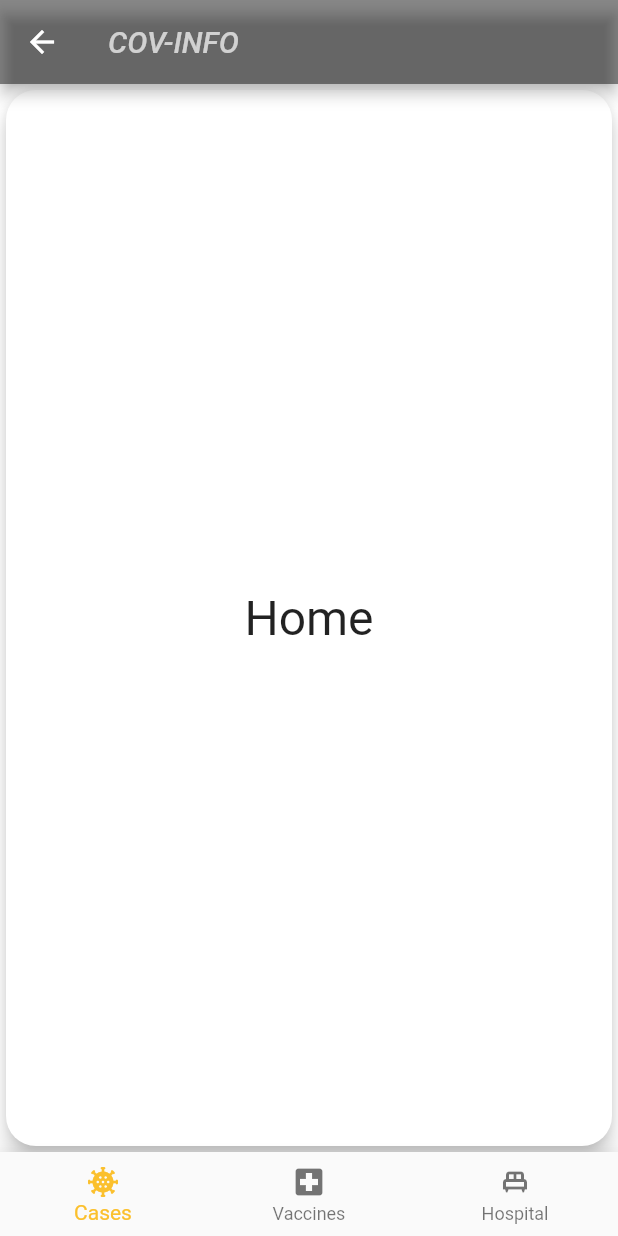
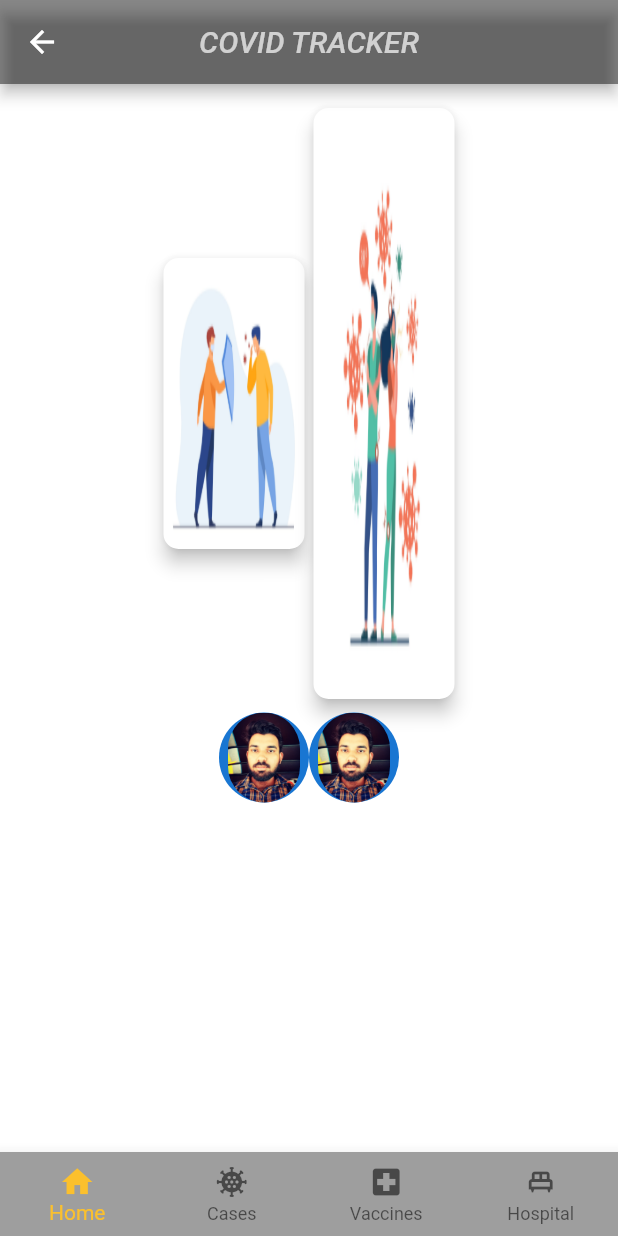
Before and after one commit to Hackathon21/aces, a Flutter app: the screen it shows after launch, after a tap on "Skip", on a phone screen of 412 x 824 dp. Run offline on Flutter 3.47's test engine with Material 2 defaults, Android fonts, the phone set to English and light mode, and no system bars; our stand-ins replace flutter_spinkit, flutter_svg, google_maps_flutter; network calls fail.

Commit message:
Home Page updated.

```diff
--- a/lib/country_data.dart
+++ b/lib/country_data.dart
@@ -16,6 +16,7 @@ class Country{
   Future<void> getData(String country) async {
     try{
       Response response=await get("https://corona.lmao.ninja/v2/countries/$country?yesterday&strict&query%20");
+      if(response.statusCode == 200){
         Map data=jsonDecode(response.body);
         cases=(data["cases"]).toString();
         todayCase=(data["todayCases"]).toString();
@@ -28,6 +29,10 @@ class Country{
         flag = ((data["countryInfo"])["flag"]).toString();
         print(flag);
       }
+      else{
+        cases = "CHECK NET CONNECTION";
+      }
+    }
     catch(e){
       cases="COULD NOT GET CASES RELATED TO THIS COUNTRY";
     }
--- a/lib/pages/dashboard.dart
+++ b/lib/pages/dashboard.dart
@@ -15,12 +15,15 @@ class _DashboardState extends State<Dashboard> {
       _selectedIndex = index;
     });
     if(index==0){
+      Navigator.pushNamed(context,"/dashboard");
+    }
+    if(index==1){
       Navigator.pushNamed(context, "/home",arguments: data);
     }
-    if(index==1){
+    if(index==2){
       Navigator.pushNamed(context,"/vaccineLogin");
     }
-    if(index==2){
+    if(index==3){
       Navigator.pushNamed(context, "/hospitalPlace");
     }
   }
@@ -31,25 +34,96 @@ class _DashboardState extends State<Dashboard> {
       backgroundColor: Colors.white,
       appBar: AppBar(
         backgroundColor: Colors.black45,
-        title: Text("COV-INFO",
+        title: Text("COVID TRACKER",
           style: TextStyle(decorationColor: Colors.white,
               color: Colors.white70,
               fontWeight: FontWeight.w500,
               fontStyle: FontStyle.italic),
         ),
+        centerTitle: true,
       ),
-      body: Card(
-          elevation: 6,
-          shape: RoundedRectangleBorder(borderRadius: BorderRadius.circular(20)),
-          child: Center(
-              child: Text(
-                "Home",
-                style: TextStyle(fontSize: 32,),
-              )
-          )
+      body: SingleChildScrollView(
+        scrollDirection: Axis.vertical,
+        child: Padding(
+          padding: EdgeInsets.all(10.0),
+          child: Column(
+            mainAxisAlignment: MainAxisAlignment.center,
+            crossAxisAlignment: CrossAxisAlignment.center,
+            children: [
+              Padding(
+                padding: const EdgeInsets.all(3.0),
+                child: Row(
+                  mainAxisAlignment: MainAxisAlignment.center,
+                  children: [
+                    Container(
+                      height: 200,
+                      width: 100,
+                      child: Card(
+                        semanticContainer: true,
+                        clipBehavior: Clip.antiAliasWithSaveLayer,
+                        child: Image.asset("assets/images/cov1.jpg",
+                        fit: BoxFit.fill,
+                        ),
+                        shape: RoundedRectangleBorder(
+                          borderRadius: BorderRadius.circular(10.0)
+                        ),
+                        elevation: 5,
+                        margin:EdgeInsets.all(3)
+                      ),
+                    ),
+                    Container(
+                      height: 400,
+                      width: 100,
+                      child: Card(
+                          semanticContainer: true,
+                          clipBehavior: Clip.antiAliasWithSaveLayer,
+                          child: Image.asset("assets/images/cov2.jpg",
+                            fit: BoxFit.fill,
+                          ),
+                          shape: RoundedRectangleBorder(
+                              borderRadius: BorderRadius.circular(10.0)
+                          ),
+                          elevation: 5,
+                          margin:EdgeInsets.all(3)
+                      ),
+                    ),
+                  ],
+                ),
+              ),
+              Padding(
+                padding: const EdgeInsets.all(3.0),
+                child: Row(
+                  mainAxisAlignment: MainAxisAlignment.center,
+                  children: [
+                    CircleAvatar(
+                      radius: 30,
+                      child: ClipRRect(
+                        child: Image.asset("assets/images/shubhankar.jpg"),
+                        borderRadius: BorderRadius.circular(50),
+                      ),
+                    ),
+                    CircleAvatar(
+                      radius: 30,
+                      child: ClipRRect(
+                        child: Image.asset("assets/images/shubhankar.jpg"),
+                        borderRadius: BorderRadius.circular(50),
+                      ),
+                    ),
+                  ],
+                ),
+              ),
+            ],
+          ),
+        ),
       ),
       bottomNavigationBar: BottomNavigationBar(
+        type: BottomNavigationBarType.fixed,
+        backgroundColor: darkTheme.primaryColorLight,
         items: const <BottomNavigationBarItem>[
+          BottomNavigationBarItem(
+            icon: Icon(Icons.home),
+            label: 'Home',
+          ),
           BottomNavigationBarItem(
             icon: Icon(Icons.coronavirus),
             label: 'Cases',
--- a/lib/pages/display_hospital.dart
+++ b/lib/pages/display_hospital.dart
@@ -262,7 +262,7 @@ class _DisplayHospitalState extends State<DisplayHospital> {
                     Center(
                       child: FlatButton.icon(onPressed: () async {
                         //print(data["loc"][index]);
-                        await Navigator.pushNamed(context, "/mapDisplay");
+                        await Navigator.pushNamed(context, "/mapDisplay",arguments: {"loc": [22.98,87.85], "name":data["hospName"][index]});
                       }, icon: Icon(
                         Icons.edit_location,
                         color: Colors.blue[700],
--- a/lib/vaccine_data.dart
+++ b/lib/vaccine_data.dart
@@ -22,6 +22,8 @@ class VacData{
     print(dat);
     try {
       Response response = await get("https://cdn-api.co-vin.in/api/v2/appointment/sessions/public/findByPin?pincode=$pin&date=$dat");
+
+      if(response.statusCode == 200) {
         Map data1 = jsonDecode(response.body);
         //print(data1);
         List data = data1["sessions"];
@@ -45,6 +47,10 @@ class VacData{
           loc.add((value["long"]).toDouble());
         });
       }
+      else{
+        name.add("CHECK THE VALUES ENTERED AND TRY AGAIN");
+      }
+    }
     catch(e){
       //print(e);
       name.add("COULD NOT FIND DATA");
```
Also changed, not shown: assets/images/cov1.jpg (added), assets/images/cov2.jpg (added), assets/images/cov3.jpg (added), assets/images/saini.jpg (added), assets/images/shubhankar.jpg (added). Lines whose indentation alone changed are shown as unchanged.
